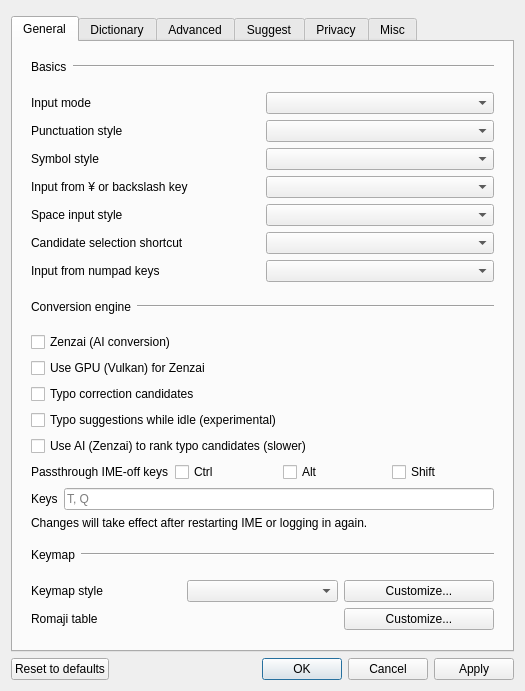
The window that src/gui/config_dialog/config_dialog.ui (unok/mozc) describes before a commit, drawn with Qt 5.
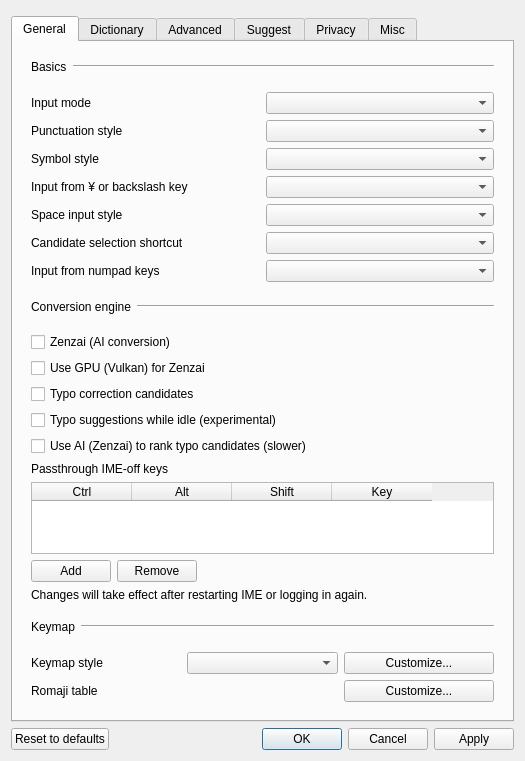
The same window after the commit. Custom widgets are drawn as their Qt base class.

Commit message:
feat: per-entry modifier rows for passthrough IME-off keys
Replace the shared-modifier check boxes + key list with a table where
each row is one combination (Ctrl/Alt/Shift checks + a single key), so
e.g. Ctrl+T and Alt+B can coexist. Rows are validated individually on
apply with row-numbered errors; empty rows are skipped. The registry
goes back to a single PassthroughImeOffKeys value ("Ctrl+T Alt+B") and
PassthroughImeOffModifiers is removed.

Claude-Session: https://claude.ai/code/session_01X7sp4MDdPBPmLkyVChpG8R

What changed in the file:
```diff
--- a/src/gui/config_dialog/config_dialog.ui
+++ b/src/gui/config_dialog/config_dialog.ui
@@ -292,56 +292,80 @@
                 </widget>
                </item>
                <item>
-                <layout class="QHBoxLayout" name="passthroughImeOffModifiersLayout">
-                 <item>
-                  <widget class="QLabel" name="passthroughImeOffModifiersLabel">
+                <widget class="QLabel" name="passthroughImeOffLabel">
                    <property name="text">
                     <string>Passthrough IME-off keys</string>
                    </property>
                   </widget>
                  </item>
                  <item>
-                  <widget class="QCheckBox" name="passthroughImeOffCtrlCheckBox">
+                <widget class="QTableWidget" name="passthroughImeOffTable">
+                 <property name="maximumSize">
+                  <size>
+                   <width>16777215</width>
+                   <height>150</height>
+                  </size>
+                 </property>
+                 <property name="selectionMode">
+                  <enum>QAbstractItemView::SelectionMode::SingleSelection</enum>
+                 </property>
+                 <property name="selectionBehavior">
+                  <enum>QAbstractItemView::SelectionBehavior::SelectRows</enum>
+                 </property>
+                 <property name="columnCount">
+                  <number>4</number>
+                 </property>
+                 <column>
                    <property name="text">
                     <string>Ctrl</string>
                    </property>
-                  </widget>
-                 </item>
-                 <item>
-                  <widget class="QCheckBox" name="passthroughImeOffAltCheckBox">
+                 </column>
+                 <column>
                    <property name="text">
                     <string>Alt</string>
                    </property>
-                  </widget>
-                 </item>
-                 <item>
-                  <widget class="QCheckBox" name="passthroughImeOffShiftCheckBox">
+                 </column>
+                 <column>
                    <property name="text">
                     <string>Shift</string>
                    </property>
-                  </widget>
-                 </item>
-                </layout>
-               </item>
+                 </column>
+                 <column>
+                  <property name="text">
+                   <string>Key</string>
+                  </property>
+                 </column>
+                </widget>
+               </item>
                <item>
                 <layout class="QHBoxLayout" name="passthroughImeOffKeysLayout">
                  <item>
-                  <widget class="QLabel" name="passthroughImeOffKeysLabel">
+                  <widget class="QPushButton" name="passthroughImeOffAddButton">
                    <property name="text">
-                    <string>Keys</string>
+                    <string>Add</string>
                    </property>
                   </widget>
                  </item>
                  <item>
-                  <widget class="QLineEdit" name="passthroughImeOffKeysLineEdit">
-                   <property name="toolTip">
-                    <string>Letters or digits separated by space or comma. Leave empty to disable.</string>
+                  <widget class="QPushButton" name="passthroughImeOffRemoveButton">
+                   <property name="text">
+                    <string>Remove</string>
                    </property>
-                   <property name="placeholderText">
-                    <string>T, Q</string>
-                   </property>
                   </widget>
                  </item>
+                 <item>
+                  <spacer name="passthroughImeOffButtonsSpacer">
+                   <property name="orientation">
+                    <enum>Qt::Orientation::Horizontal</enum>
+                   </property>
+                   <property name="sizeHint" stdset="0">
+                    <size>
+                     <width>40</width>
+                     <height>20</height>
+                    </size>
+                   </property>
+                  </spacer>
+                 </item>
                 </layout>
                </item>
                <item>
```
Left out of the diff: 2 changed lines with no effect on the pictures. Lines whose indentation alone changed are shown as unchanged. The commit also changes 7 other files.
